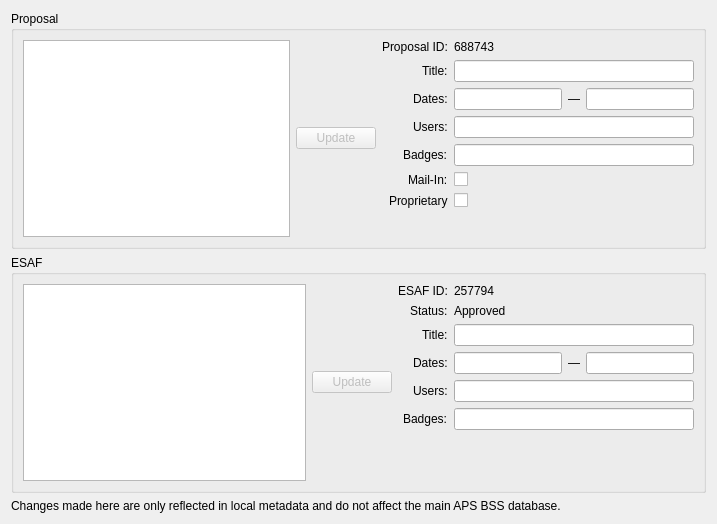
This is src/firefly/bss.ui in spc-group/haven as Qt 5 draws it before an edit. The edited form follows.
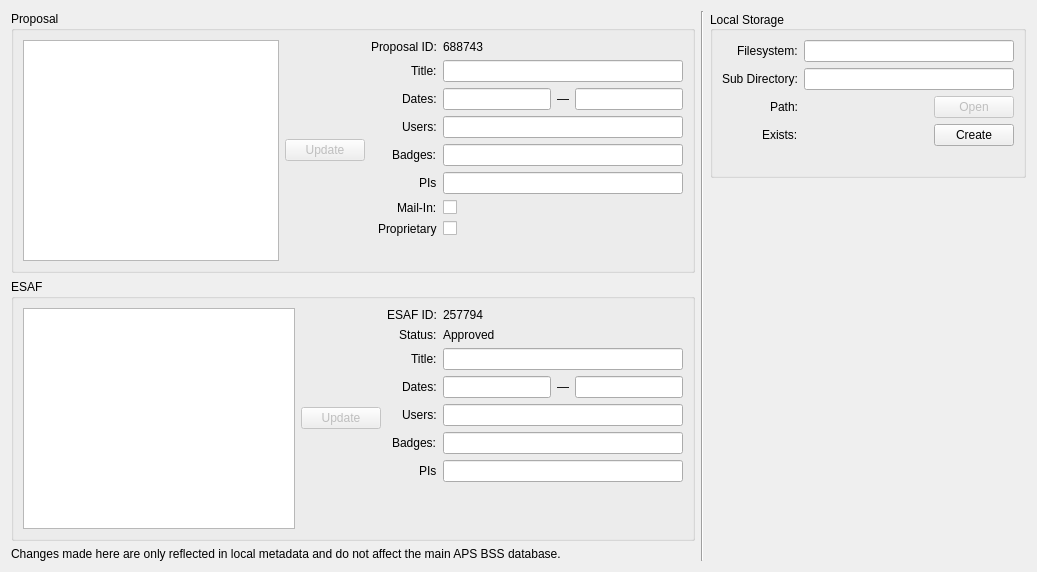
This is the edited form. Custom widgets are drawn as their Qt base class.

Commit message: Basic Ophyd and Firefly support for the beamline manager (local storage).

```diff
--- a/src/firefly/bss.ui
+++ b/src/firefly/bss.ui
@@ -6,8 +6,8 @@
    <rect>
     <x>0</x>
     <y>0</y>
-    <width>717</width>
-    <height>524</height>
+    <width>1037</width>
+    <height>572</height>
    </rect>
   </property>
   <property name="sizePolicy">
@@ -19,7 +19,9 @@
   <property name="windowTitle">
    <string>Beamline Scheduling System (BSS)</string>
   </property>
-  <layout class="QVBoxLayout" name="verticalLayout_2">
+  <layout class="QHBoxLayout" name="horizontalLayout_7">
+   <item>
+    <layout class="QVBoxLayout" name="verticalLayout">
    <item>
     <widget class="QGroupBox" name="proposal_group_box">
      <property name="title">
@@ -196,14 +198,14 @@
           </property>
          </widget>
         </item>
-        <item row="5" column="0">
+          <item row="6" column="0">
          <widget class="QLabel" name="label_9">
           <property name="text">
            <string>Mail-In:</string>
           </property>
          </widget>
         </item>
-        <item row="5" column="1">
+          <item row="6" column="1">
          <widget class="PyDMCheckbox" name="proposal_mailin_checkbox">
           <property name="toolTip">
            <string/>
@@ -213,20 +215,37 @@
           </property>
          </widget>
         </item>
-        <item row="6" column="0">
+          <item row="7" column="0">
          <widget class="QLabel" name="label_10">
           <property name="text">
            <string>Proprietary</string>
           </property>
          </widget>
         </item>
-        <item row="6" column="1">
+          <item row="7" column="1">
          <widget class="PyDMCheckbox" name="proposal_proprietary_checkbox">
           <property name="toolTip">
            <string/>
           </property>
           <property name="channel" stdset="0">
-           <string>haven://bss_proposal_proprietary_flag</string>
+             <string>haven://beamline_manager.bss.proposal.proprietary_flag</string>
+            </property>
+           </widget>
+          </item>
+          <item row="5" column="1">
+           <widget class="PyDMLineEdit" name="PyDMLineEdit_9">
+            <property name="toolTip">
+             <string/>
+            </property>
+            <property name="channel" stdset="0">
+             <string>haven://beamline_manager.bss.proposal.user_PIs</string>
+            </property>
+           </widget>
+          </item>
+          <item row="5" column="0">
+           <widget class="QLabel" name="label_19">
+            <property name="text">
+             <string>PIs</string>
           </property>
          </widget>
         </item>
@@ -431,19 +450,247 @@
           </property>
          </widget>
         </item>
+          <item row="6" column="1">
+           <widget class="PyDMLineEdit" name="PyDMLineEdit_8">
+            <property name="toolTip">
+             <string/>
+            </property>
+            <property name="channel" stdset="0">
+             <string>haven://beamline_manager.bss.esaf.user_PIs</string>
+            </property>
+           </widget>
+          </item>
+          <item row="6" column="0">
+           <widget class="QLabel" name="label_20">
+            <property name="text">
+             <string>PIs</string>
+            </property>
+           </widget>
+          </item>
        </layout>
       </item>
      </layout>
     </widget>
    </item>
    <item>
-    <widget class="QLabel" name="label_12">
+      <widget class="QLabel" name="disclaimer_label">
      <property name="text">
       <string>Changes made here are only reflected in local metadata and do not affect the main APS BSS database.</string>
      </property>
     </widget>
    </item>
   </layout>
+   </item>
+   <item>
+    <widget class="Line" name="line">
+     <property name="orientation">
+      <enum>Qt::Vertical</enum>
+     </property>
+    </widget>
+   </item>
+   <item>
+    <layout class="QVBoxLayout" name="verticalLayout_2">
+     <item>
+      <widget class="QGroupBox" name="groupBox">
+       <property name="title">
+        <string>Local Storage</string>
+       </property>
+       <property name="alignment">
+        <set>Qt::AlignLeading|Qt::AlignLeft|Qt::AlignVCenter</set>
+       </property>
+       <layout class="QFormLayout" name="formLayout_2">
+        <property name="labelAlignment">
+         <set>Qt::AlignRight|Qt::AlignTrailing|Qt::AlignVCenter</set>
+        </property>
+        <item row="2" column="0">
+         <widget class="QLabel" name="label_12">
+          <property name="text">
+           <string>Path:</string>
+          </property>
+         </widget>
+        </item>
+        <item row="2" column="1">
+         <layout class="QHBoxLayout" name="horizontalLayout_5">
+          <item>
+           <widget class="PyDMLabel" name="PyDMLabel_3">
+            <property name="toolTip">
+             <string/>
+            </property>
+            <property name="channel" stdset="0">
+             <string>haven://beamline_manager.local_storage.full_path</string>
+            </property>
+           </widget>
+          </item>
+          <item>
+           <spacer name="horizontalSpacer_2">
+            <property name="orientation">
+             <enum>Qt::Horizontal</enum>
+            </property>
+            <property name="sizeHint" stdset="0">
+             <size>
+              <width>40</width>
+              <height>20</height>
+             </size>
+            </property>
+           </spacer>
+          </item>
+          <item>
+           <widget class="QPushButton" name="pushButton">
+            <property name="enabled">
+             <bool>false</bool>
+            </property>
+            <property name="text">
+             <string>Open</string>
+            </property>
+           </widget>
+          </item>
+         </layout>
+        </item>
+        <item row="4" column="0">
+         <widget class="QLabel" name="label_17">
+          <property name="text">
+           <string/>
+          </property>
+         </widget>
+        </item>
+        <item row="3" column="0">
+         <widget class="QLabel" name="label_18">
+          <property name="text">
+           <string>Exists:</string>
+          </property>
+         </widget>
+        </item>
+        <item row="3" column="1">
+         <layout class="QHBoxLayout" name="horizontalLayout_6">
+          <item>
+           <widget class="PyDMByteIndicator" name="PyDMByteIndicator">
+            <property name="sizePolicy">
+             <sizepolicy hsizetype="Fixed" vsizetype="Fixed">
+              <horstretch>0</horstretch>
+              <verstretch>0</verstretch>
+             </sizepolicy>
+            </property>
+            <property name="toolTip">
+             <string/>
+            </property>
+            <property name="alarmSensitiveContent" stdset="0">
+             <bool>false</bool>
+            </property>
+            <property name="alarmSensitiveBorder" stdset="0">
+             <bool>true</bool>
+            </property>
+            <property name="PyDMToolTip" stdset="0">
+             <string/>
+            </property>
+            <property name="channel" stdset="0">
+             <string>haven://beamline_manager.local_storage.exists</string>
+            </property>
+            <property name="showLabels" stdset="0">
+             <bool>false</bool>
+            </property>
+            <property name="bigEndian" stdset="0">
+             <bool>false</bool>
+            </property>
+            <property name="circles" stdset="0">
+             <bool>false</bool>
+            </property>
+            <property name="labelPosition" stdset="0">
+             <enum>QTabWidget::West</enum>
+            </property>
+            <property name="numBits" stdset="0">
+             <number>1</number>
+            </property>
+            <property name="shift" stdset="0">
+             <number>0</number>
+            </property>
+            <property name="labels" stdset="0">
+             <stringlist>
+              <string>Exists</string>
+             </stringlist>
+            </property>
+           </widget>
+          </item>
+          <item>
+           <spacer name="horizontalSpacer">
+            <property name="orientation">
+             <enum>Qt::Horizontal</enum>
+            </property>
+            <property name="sizeHint" stdset="0">
+             <size>
+              <width>40</width>
+              <height>20</height>
+             </size>
+            </property>
+           </spacer>
+          </item>
+          <item>
+           <widget class="PyDMPushButton" name="PyDMPushButton">
+            <property name="toolTip">
+             <string/>
+            </property>
+            <property name="text">
+             <string>Create</string>
+            </property>
+            <property name="channel" stdset="0">
+             <string>haven://beamline_manager.local_storage.create</string>
+            </property>
+           </widget>
+          </item>
+         </layout>
+        </item>
+        <item row="0" column="0">
+         <widget class="QLabel" name="label_21">
+          <property name="text">
+           <string>Filesystem:</string>
+          </property>
+         </widget>
+        </item>
+        <item row="1" column="0">
+         <widget class="QLabel" name="label_22">
+          <property name="text">
+           <string>Sub Directory:</string>
+          </property>
+         </widget>
+        </item>
+        <item row="0" column="1">
+         <widget class="PyDMLineEdit" name="PyDMLineEdit_10">
+          <property name="toolTip">
+           <string/>
+          </property>
+          <property name="channel" stdset="0">
+           <string>haven://beamline_manager.local_storage.file_system</string>
+          </property>
+         </widget>
+        </item>
+        <item row="1" column="1">
+         <widget class="PyDMLineEdit" name="PyDMLineEdit_11">
+          <property name="toolTip">
+           <string/>
+          </property>
+          <property name="channel" stdset="0">
+           <string>haven://beamline_manager.local_storage.sub_directory</string>
+          </property>
+         </widget>
+        </item>
+       </layout>
+      </widget>
+     </item>
+     <item>
+      <spacer name="verticalSpacer">
+       <property name="orientation">
+        <enum>Qt::Vertical</enum>
+       </property>
+       <property name="sizeHint" stdset="0">
+        <size>
+         <width>20</width>
+         <height>40</height>
+        </size>
+       </property>
+      </spacer>
+     </item>
+    </layout>
+   </item>
+  </layout>
  </widget>
  <customwidgets>
   <customwidget>
@@ -451,6 +698,11 @@
    <extends>QLabel</extends>
    <header>pydm.widgets.label</header>
   </customwidget>
+  <customwidget>
+   <class>PyDMByteIndicator</class>
+   <extends>QWidget</extends>
+   <header>pydm.widgets.byte</header>
+  </customwidget>
   <customwidget>
    <class>PyDMCheckbox</class>
    <extends>QCheckBox</extends>
@@ -461,6 +713,11 @@
    <extends>QLineEdit</extends>
    <header>pydm.widgets.line_edit</header>
   </customwidget>
+  <customwidget>
+   <class>PyDMPushButton</class>
+   <extends>QPushButton</extends>
+   <header>pydm.widgets.pushbutton</header>
+  </customwidget>
  </customwidgets>
  <resources/>
  <connections/>
```
Left out of the diff: 28 changed lines with no effect on the pictures. Lines whose indentation alone changed are shown as unchanged. The commit also changes 5 other files.
